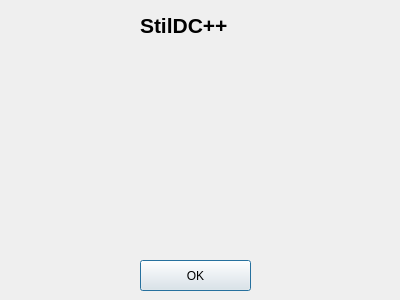
apavelm/stildcpp, file ui/about.ui: the form before one commit.
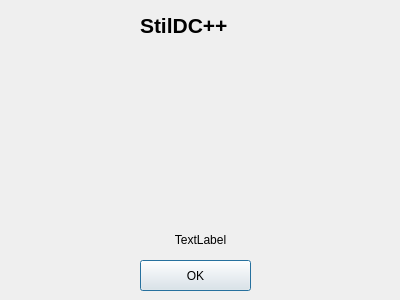
The form after the commit.

Diff of the .ui file:
```diff
--- a/ui/about.ui
+++ b/ui/about.ui
@@ -86,6 +86,22 @@
     <set>Qt::AlignCenter</set>
    </property>
   </widget>
+  <widget class="QLabel" name="thxlabel" >
+   <property name="geometry" >
+    <rect>
+     <x>10</x>
+     <y>230</y>
+     <width>381</width>
+     <height>20</height>
+    </rect>
+   </property>
+   <property name="text" >
+    <string>TextLabel</string>
+   </property>
+   <property name="alignment" >
+    <set>Qt::AlignCenter</set>
+   </property>
+  </widget>
  </widget>
  <resources/>
  <connections>
```
